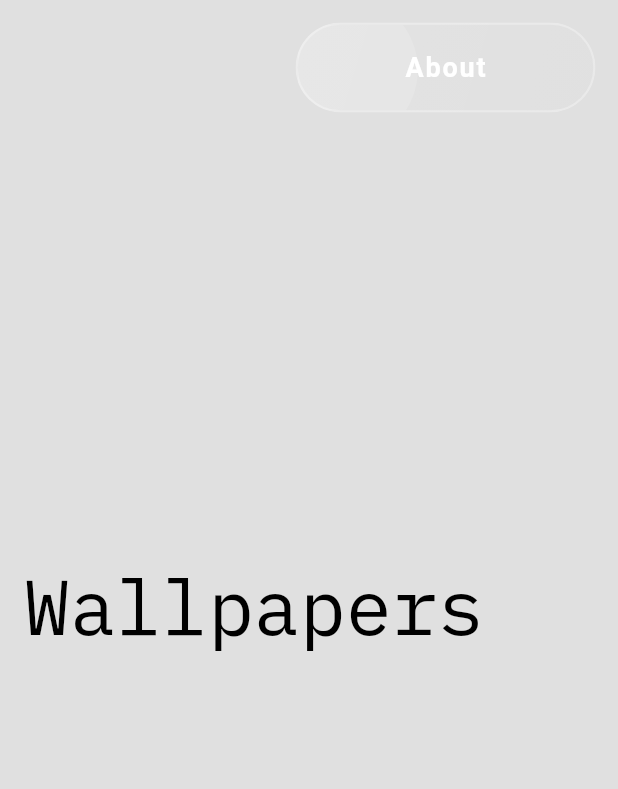
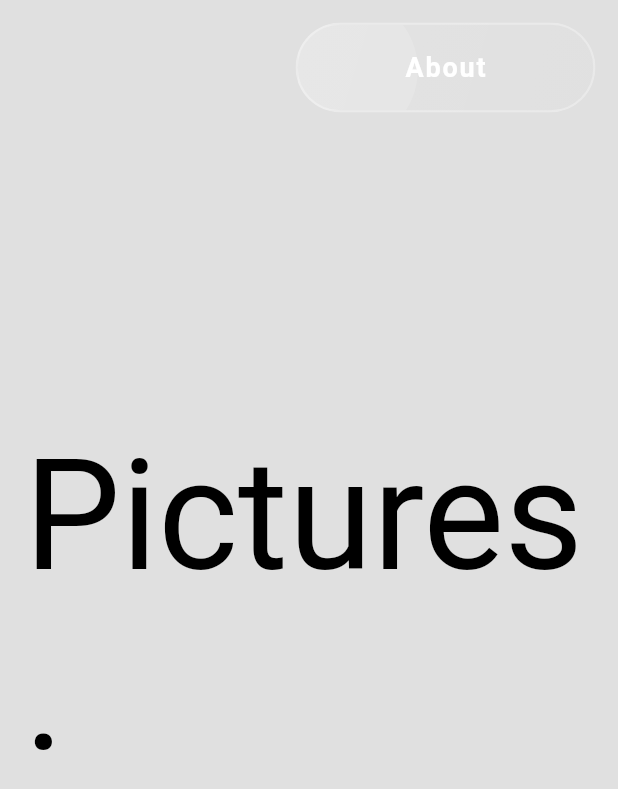
Before and after one commit to Sudharsshan/nfs_alloy, a Flutter app: the screen it shows after launch, on a phone screen of 412 x 824 dp. Shown: the top 789 px of the screen. Run offline on Flutter 3.47's test engine with Material 3 defaults, Android fonts, the phone set to English and light mode, and no system bars; our stand-ins replace cached_network_image, flutter_staggered_animations, font_awesome_flutter, google_fonts, web; missing offline and left inert: dart:js, dart:js_interop; network calls fail; Roboto replaces fonts that are missing (Tinos).

Commit message:
updated landing page my moving game selector out into seperate context. replaced 'Wallpapers' and it's font.

```diff
--- a/lib/pages/landing_page.dart
+++ b/lib/pages/landing_page.dart
@@ -3,6 +3,7 @@ import 'package:flutter/material.dart';
 import 'package:nfs_alloy/misllaneous/sanity_service.dart';
 import 'package:nfs_alloy/pages/wallpapers.dart';
 import 'package:google_fonts/google_fonts.dart';
+import 'package:nfs_alloy/widgets/game_selector.dart';
 
 class LandingPage extends StatefulWidget {
   const LandingPage({super.key});
@@ -23,20 +24,6 @@ class LandingPageState extends State<LandingPage> {
 
   List<String> activeCategories = ['All'];
 
-  // Map of Disply Name -> Sanity Value
-  final Map<String, String> gameCategories = {
-    'All': 'other',
-    'NFS 2015': 'nfs-2015',
-    'NFS Heat': 'nfs-heat',
-    'RDR 2': 'rdr2',
-    'Cyberpunk': 'cyberpunk',
-    'Elden Ring': 'elden-ring',
-    'Forza 4': 'fh4',
-    'Forza 5': 'fh5',
-    'Torque Drift': 'toqrue-drift',
-    'NFS Rivals': 'nfs-rivals',
-  };
-
   void loadCategories() async {
     if (kDebugMode) print('Fetching categories');
     List<String> fetched = await SanityService().fetchActiveCategories();
@@ -53,13 +40,6 @@ class LandingPageState extends State<LandingPage> {
   void initState() {
     super.initState();
     loadCategories();
-  }
-
-  // make names prettier
-  String getPrettyNames(String code) {
-    if (code == 'All') return 'All';
-    // return dictionary name OR fallBack to capitalizing the code
-    return gameCategories[code] ?? code.toUpperCase().replaceAll('-', ' ');
   }
 
   @override
@@ -84,7 +64,15 @@ class LandingPageState extends State<LandingPage> {
         SliverToBoxAdapter(
           child: Column(
             crossAxisAlignment: CrossAxisAlignment.start,
-            children: [gameSelector()],
+            children: [
+              GameSelector(
+                context: context,
+                scrollController: scrollController,
+                selectedGame: selectedGame,
+                activeCategories: activeCategories,
+                updateUIfunc: updateUI,
+              ),
+            ],
           ),
         ),
 
@@ -120,15 +108,15 @@ class LandingPageState extends State<LandingPage> {
             child: GestureDetector(
               onTap: () => scrollControl(),
               child: AnimatedDefaultTextStyle(
-                style: GoogleFonts.ibmPlexMono(
+                style: GoogleFonts.tinos(
                   color: mouseHover
                       ? const Color.fromARGB(255, 83, 83, 83)
                       : const Color.fromARGB(255, 0, 0, 0),
                   fontSize:
-                      MediaQuery.sizeOf(context).width * fontWidth * 0.001,
+                      MediaQuery.sizeOf(context).width * fontWidth * 0.002,
                 ),
                 duration: const Duration(milliseconds: 300),
-                child: Text('Wallpapers'),
+                child: Text('Pictures.'),
               ),
             ),
           ),
@@ -137,50 +125,10 @@ class LandingPageState extends State<LandingPage> {
     );
   }
 
-  Widget gameSelector() {
-    if (activeCategories.length <= 1) return SizedBox.shrink();
-
-    return SizedBox(
-      height: 50,
-      child: ListView.separated(
-        scrollDirection: Axis.horizontal,
-        padding: EdgeInsets.symmetric(horizontal: 16),
-        itemCount: activeCategories.length,
-        separatorBuilder: (c, i) => SizedBox(width: 12),
-        itemBuilder: (context, index) {
-          String value = activeCategories[index];
-          String name = getPrettyNames(value);
-          bool isSelected = selectedGame == value;
-
-          return GestureDetector(
-            onTap: () {
-              setState(() {
-                selectedGame = value;
-              });
-
-              double galleryStart = MediaQuery.sizeOf(context).height;
-
-              if (scrollController.hasClients) {
-                scrollController.animateTo(
-                  galleryStart,
-                  duration: const Duration(milliseconds: 500),
-                  curve: Curves.easeOut,
-                );
-              }
-            },
-            child: Chip(
-              label: Text(name),
-              backgroundColor: isSelected ? Colors.white : Colors.grey,
-              labelStyle: TextStyle(
-                color: isSelected ? Colors.black : Colors.white,
-                fontWeight: isSelected ? FontWeight.bold : FontWeight.normal,
-              ),
-              side: BorderSide(color: Colors.white24),
-            ),
-          );
-        },
-      ),
-    );
+  void updateUI(String value){
+    setState(() {
+      selectedGame = value;
+    });
   }
 
   // Future<void> lazyScrollDown() async {
--- a/lib/widgets/liquid_glass_button.dart
+++ b/lib/widgets/liquid_glass_button.dart
@@ -52,18 +52,18 @@ class LiquidGlassButton extends StatelessWidget {
             decoration: BoxDecoration(
               borderRadius: BorderRadius.circular(borderRadius),
               border: Border.all(
-                color: Colors.white.withOpacity(0.3),
+                color: Color.fromARGB((0.3*255).ceil(), 255, 255, 255),
                 width: 1.5,
               ),
               gradient: LinearGradient(
                 begin: Alignment.topLeft,
                 end: Alignment.bottomRight,
                 colors: [
-                  Colors.white.withOpacity(0.4), // Highlight
-                  Colors.white.withOpacity(0.05), // Fade to transparent
+                  Color.fromARGB((0.4*255).ceil(), 255, 255, 255),// Highlight
+                  Color.fromARGB((0.05*255).ceil(), 255, 255, 255), // Fade to transparent
                 ],
               ),
-              color: const Color(0xFF2A2A3A).withOpacity(0.25), // Dark translucent base (purple-gray tone)
+              color: const Color(0xFF2A2A3A).withAlpha((0.25*255).ceil()), // Dark translucent base (purple-gray tone)
             ),
             child: Stack(
               children: [
@@ -76,7 +76,7 @@ class LiquidGlassButton extends StatelessWidget {
                     height: 100,
                     decoration: BoxDecoration(
                       shape: BoxShape.circle,
-                      color: Colors.white.withOpacity(0.15),
+                      color: Color.fromARGB((0.15*255).ceil(), 255, 255, 255),
                     ),
                   ),
                 ),
```
Also changed, not shown: lib/widgets/game_selector.dart (added, +101 -0 lines).
